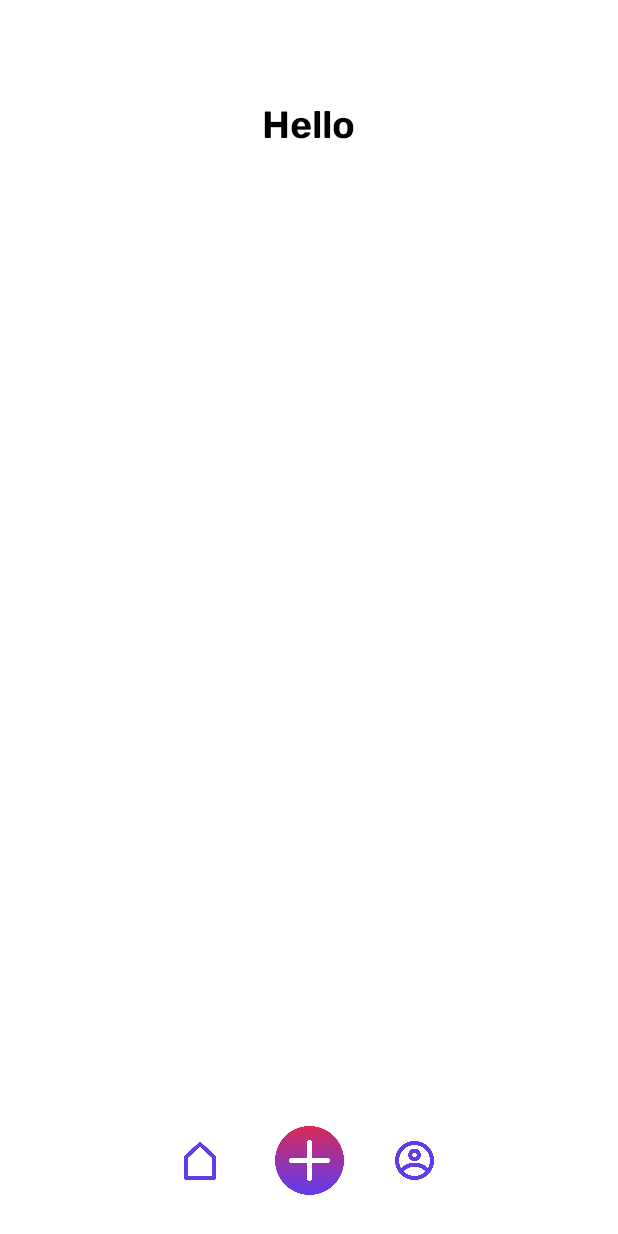
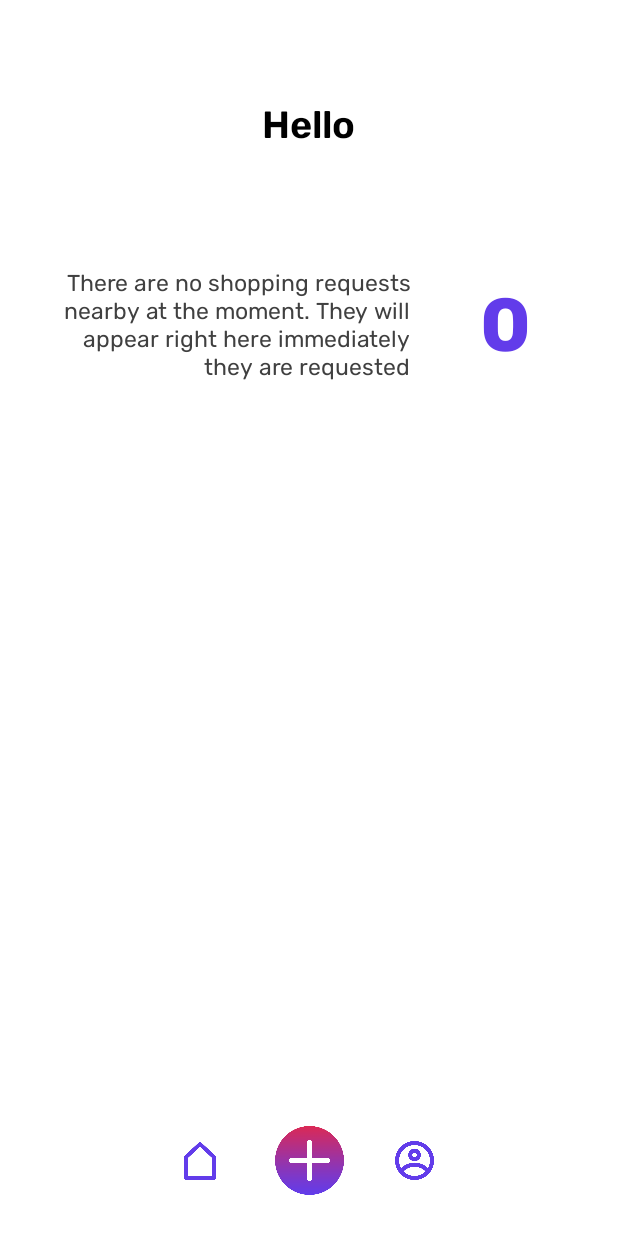
Before and after one commit to wolfOnix/mangofusion, an Android app: the screen it shows after launch once a user with an empty profile is signed in (HomeActivity), on a phone screen of 412 x 824 dp. Run offline under Robolectric (Android 15) with nearby library versions, the phone set to English and light mode, and no system bars; our stand-ins replace Firebase (no records; nobody signed in at launch, a user with empty details on screens opened directly).

Commit message:
Home activity counter layout added

```diff
--- a/app/src/main/res/layout/activity_home.xml
+++ b/app/src/main/res/layout/activity_home.xml
@@ -11,13 +11,24 @@
         android:layout_width="match_parent"
         android:layout_height="match_parent"
         android:fillViewport="true"
-        android:scrollbars="none"> <!-- Disable scrollbar -->
+        android:scrollbars="none"
+        app:layout_constraintStart_toStartOf="parent"
+        app:layout_constraintTop_toTopOf="parent">
+
+        <LinearLayout
+            android:layout_width="match_parent"
+            android:layout_height="0dp"
+            android:layout_marginStart="0dp"
+            android:layout_marginEnd="0dp"
+            android:gravity="center|top"
+            android:orientation="vertical"
+            android:paddingBottom="132dp">
 
             <LinearLayout
                 android:layout_width="match_parent"
                 android:layout_height="wrap_content"
                 android:gravity="center|top"
-            android:orientation="vertical"> <!-- Center elements inside -->
+                android:orientation="vertical">
 
                 <TextView
                     android:id="@+id/txtvw_greeting"
@@ -36,6 +47,56 @@
                     app:layout_constraintRight_toRightOf="parent"
                     app:layout_constraintTop_toTopOf="parent"
                     app:layout_constraintVertical_bias="0.119" />
+
+            </LinearLayout>
+
+            <LinearLayout
+                android:layout_width="match_parent"
+                android:layout_height="wrap_content"
+                android:layout_marginTop="70dp"
+                android:gravity="start|center"
+                android:paddingBottom="15dp"
+                android:orientation="horizontal"
+                app:layout_constraintBottom_toBottomOf="parent"
+                android:weightSum="1.0">
+
+                <TextView
+                    android:id="@+id/txtvw_requests_text"
+                    style="@style/description"
+                    android:layout_width="0dp"
+                    android:layout_height="wrap_content"
+                    android:layout_weight=".7"
+                    android:layout_marginStart="20dp"
+                    android:layout_marginTop="5dp"
+                    android:layout_marginEnd="3dp"
+                    android:padding="2dp"
+                    android:gravity="end"
+                    android:text="@string/PHRASE_no_requests_nearby"
+                    android:textAppearance="@style/TextAppearance.AppCompat.Display1"
+                    app:layout_constraintBottom_toBottomOf="parent"
+                    app:layout_constraintLeft_toLeftOf="parent"
+                    app:layout_constraintRight_toRightOf="parent"
+                    app:layout_constraintTop_toTopOf="parent" />
+
+                <TextView
+                    android:id="@+id/txtvw_requestsnr"
+                    style="@style/text_requests_number"
+                    android:layout_width="0dp"
+                    android:layout_height="wrap_content"
+                    android:layout_weight=".3"
+                    android:layout_marginStart="3dp"
+                    android:layout_marginTop="5dp"
+                    android:layout_marginEnd="20dp"
+                    android:gravity="center"
+                    android:text="0"
+                    android:textAppearance="@style/TextAppearance.AppCompat.Display1"
+                    app:layout_constraintBottom_toBottomOf="parent"
+                    app:layout_constraintLeft_toLeftOf="parent"
+                    app:layout_constraintRight_toRightOf="parent"
+                    app:layout_constraintTop_toTopOf="parent"
+                    tools:ignore="HardcodedText" />
+
+            </LinearLayout>
 
         </LinearLayout>
 
--- a/app/src/main/res/values-v28/styles.xml
+++ b/app/src/main/res/values-v28/styles.xml
@@ -58,7 +58,7 @@
 
     <style name="description" parent="@style/TextAppearance.AppCompat.Headline">
         <item name="android:textSize">15sp</item>
-        <item name="android:backgroundTint">@color/gray</item>
+        <item name="android:textColor">@color/carbon</item>
         <item name="android:fontFamily">@font/rubik</item>
     </style>
 
@@ -117,4 +117,10 @@
         <item name="android:textAllCaps">true</item>
     </style>
 
+    <style name="text_requests_number" parent="@style/TextAppearance.AppCompat.Headline">
+        <item name="android:textSize">50sp</item>
+        <item name="android:textColor">@color/purple</item>
+        <item name="android:fontFamily">@font/rubik_bold</item>
+    </style>
+
 </resources>
--- a/app/src/main/res/values/strings.xml
+++ b/app/src/main/res/values/strings.xml
@@ -58,4 +58,5 @@
     <string name="quantity">Quantity</string>
     <string name="unit">Unit</string>
     <string name="new_shopping_list">New shopping list</string>
+    <string name="PHRASE_no_requests_nearby">There are no shopping requests nearby at the moment. They will appear right here immediately they are requested</string>
 </resources>
```
Also changed, not shown: 3 other files. Lines whose indentation alone changed are shown as unchanged.
